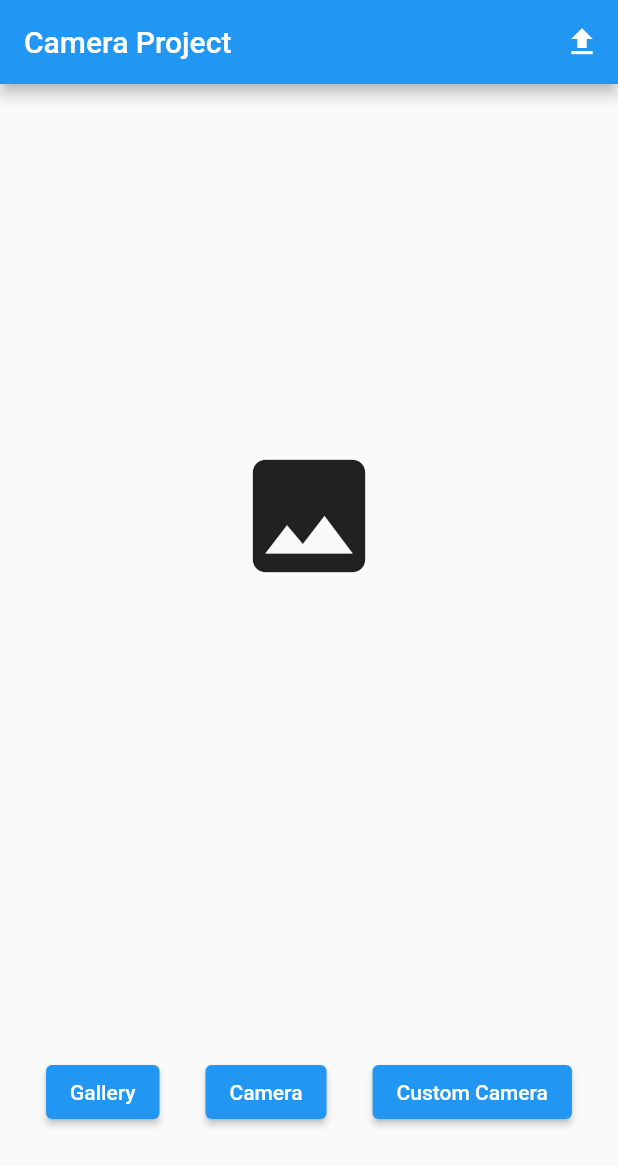
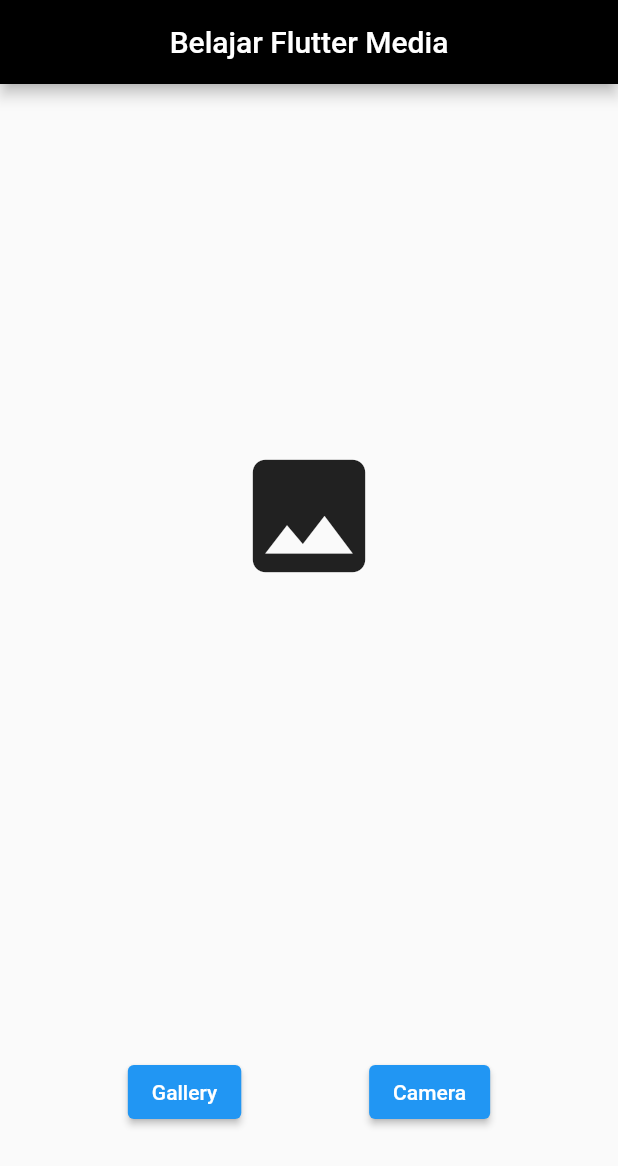
Before and after one commit to jojohahana/flutter-media, a Flutter app: the screen it shows after launch, on a phone screen of 412 x 824 dp. Shown: the top 1166 px of the screen. Run offline on Flutter 3.47's test engine with Material 2 defaults, Android fonts, the light colour scheme and no system bars; our stand-ins replace image_picker.

Commit message:
started flutter galery

```diff
--- a/lib/notifier/latihan_notifier.dart
+++ b/lib/notifier/latihan_notifier.dart
@@ -1,7 +1,15 @@
 import 'package:flutter/material.dart';
+import 'package:image_picker/image_picker.dart';
 
 class LatihanNotifier extends ChangeNotifier {
   String? imagePath;
+
+  XFile? imageFile;
+
+  void setImageFile(XFile? value) {
+    imageFile = value;
+    notifyListeners();
+  }
 
   void setImagePath(String? path) {
     imagePath = path;
--- a/lib/page/latihan_image_2.dart
+++ b/lib/page/latihan_image_2.dart
@@ -10,18 +10,14 @@ class LatihanImage2 extends StatefulWidget {
 
 class _LatihanImage2State extends State<LatihanImage2> {
   LatihanNotifier notifier = LatihanNotifier();
+
   @override
   Widget build(BuildContext context) {
     return Scaffold(
       appBar: AppBar(
-        title: const Text("Camera Project"),
-        actions: [
-          IconButton(
-            onPressed: () => _onUpload(),
-            icon: const Icon(Icons.upload),
-            tooltip: "Unggah",
-          ),
-        ],
+        title: const Text("Belajar Flutter Media"),
+        centerTitle: true,
+        backgroundColor: Colors.black,
       ),
       body: SafeArea(
         child: ListenableBuilder(
@@ -54,10 +50,6 @@ class _LatihanImage2State extends State<LatihanImage2> {
                       onPressed: () => _onCameraView(),
                       child: const Text("Camera"),
                     ),
-                    ElevatedButton(
-                      onPressed: () => _onCustomCameraView(),
-                      child: const Text("Custom Camera"),
-                    ),
                   ],
                 ),
               )
@@ -68,15 +60,11 @@ class _LatihanImage2State extends State<LatihanImage2> {
     );
   }
 
-  _onUpload() async {}
-
   _onGalleryView() async {}
 
   _onCameraView() async {}
 
-  _onCustomCameraView() async {}
-
   Widget _showImage() {
-    return Container();
+    return const Placeholder();
   }
 }
```
